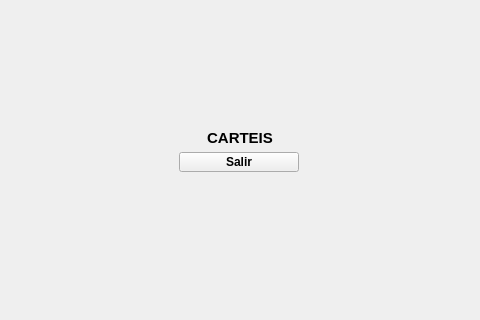
The window that MainWindow.ui (XoanCarlos/perezgonzalez2324) describes before a commit, drawn with Qt 5; both pictures show x 141 to 621 and y 105 to 425 of the 800 by 600 pixel window.
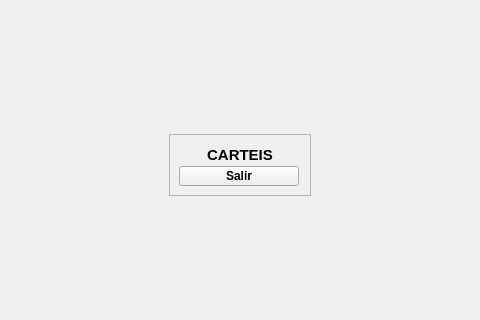
The same window after the commit.

Commit message: probando cosas2

The edit to the form file:
```diff
--- a/MainWindow.ui
+++ b/MainWindow.ui
@@ -40,15 +40,29 @@
    <property name="layoutDirection">
     <enum>Qt::LeftToRight</enum>
    </property>
-   <widget class="QWidget" name="layoutWidget">
+   <widget class="QFrame" name="frame">
     <property name="geometry">
      <rect>
-      <x>320</x>
-      <y>210</y>
-      <width>122</width>
-      <height>48</height>
+      <x>310</x>
+      <y>220</y>
+      <width>142</width>
+      <height>62</height>
      </rect>
     </property>
+    <property name="sizePolicy">
+     <sizepolicy hsizetype="Expanding" vsizetype="Expanding">
+      <horstretch>0</horstretch>
+      <verstretch>0</verstretch>
+     </sizepolicy>
+    </property>
+    <property name="frameShape">
+     <enum>QFrame::StyledPanel</enum>
+    </property>
+    <property name="frameShadow">
+     <enum>QFrame::Sunken</enum>
+    </property>
+    <layout class="QGridLayout" name="gridLayout_2" rowstretch="0">
+     <item row="0" column="0">
     <layout class="QGridLayout" name="gridLayout" rowstretch="0,0" columnstretch="0" columnminimumwidth="0">
      <property name="sizeConstraint">
       <enum>QLayout::SetDefaultConstraint</enum>
@@ -124,6 +138,8 @@
         <string>Salir</string>
        </property>
       </widget>
+       </item>
+      </layout>
      </item>
     </layout>
    </widget>
```
Lines whose indentation alone changed are shown as unchanged. The commit also changes 1 other file.
